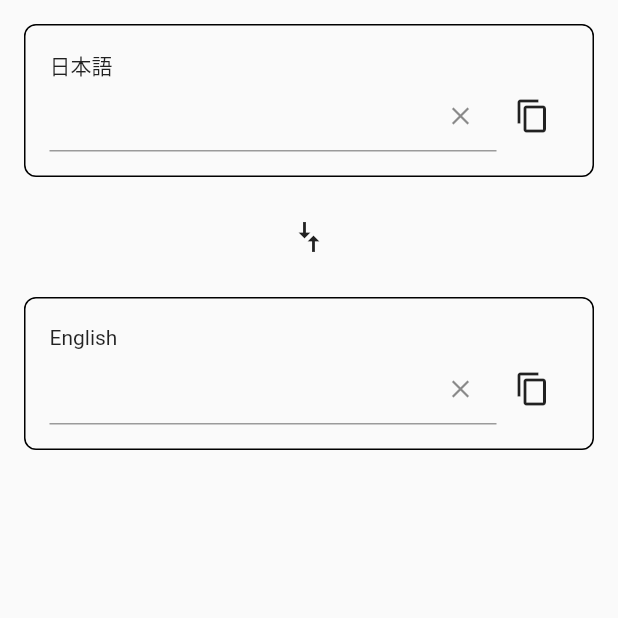
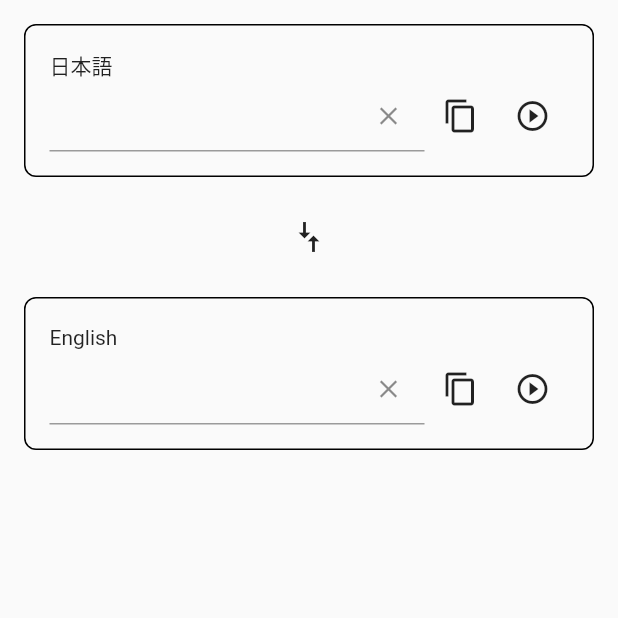
Before and after one commit to KobayashiYoh/mobile_translation_app, a Flutter app: the screen it shows after launch, on a phone screen of 412 x 824 dp, the top half of it. Run offline on Flutter 3.47's test engine with Material 2 defaults, Android fonts, the phone set to English and light mode, and no system bars; our stand-ins replace fluttertoast; missing offline and left inert: translator.

Commit message:
再生ボタンを追加

```diff
--- a/lib/pages/my_home_page.dart
+++ b/lib/pages/my_home_page.dart
@@ -79,6 +79,7 @@ class _MyHomePageState extends State<MyHomePage> {
                   TextFieldPosition.top,
                 ),
                 onPressedSuffixButton: _resetTextField,
+                onPressedPlayButton: () {},
                 textEditingController: _bottomController,
                 language: _bottomLanguage,
               ),
@@ -100,6 +101,7 @@ class _MyHomePageState extends State<MyHomePage> {
                   TextFieldPosition.bottom,
                 ),
                 onPressedSuffixButton: _resetTextField,
+                onPressedPlayButton: () {},
                 textEditingController: _topController,
                 language: _topLanguage,
               ),
--- a/lib/views/text_field_item_view.dart
+++ b/lib/views/text_field_item_view.dart
@@ -41,11 +41,13 @@ class TextFieldItemView extends StatelessWidget {
     Key? key,
     required this.onChanged,
     required this.onPressedSuffixButton,
+    required this.onPressedPlayButton,
     required this.textEditingController,
     required this.language,
   }) : super(key: key);
   final void Function(String)? onChanged;
   final void Function()? onPressedSuffixButton;
+  final void Function()? onPressedPlayButton;
   final TextEditingController textEditingController;
   final Language language;
 
@@ -96,6 +98,12 @@ class TextFieldItemView extends StatelessWidget {
                   Icons.copy_outlined,
                 ),
               ),
+              IconButton(
+                onPressed: onPressedPlayButton,
+                icon: const Icon(
+                  Icons.play_circle_outline,
+                ),
+              ),
             ],
           ),
         ],
```
